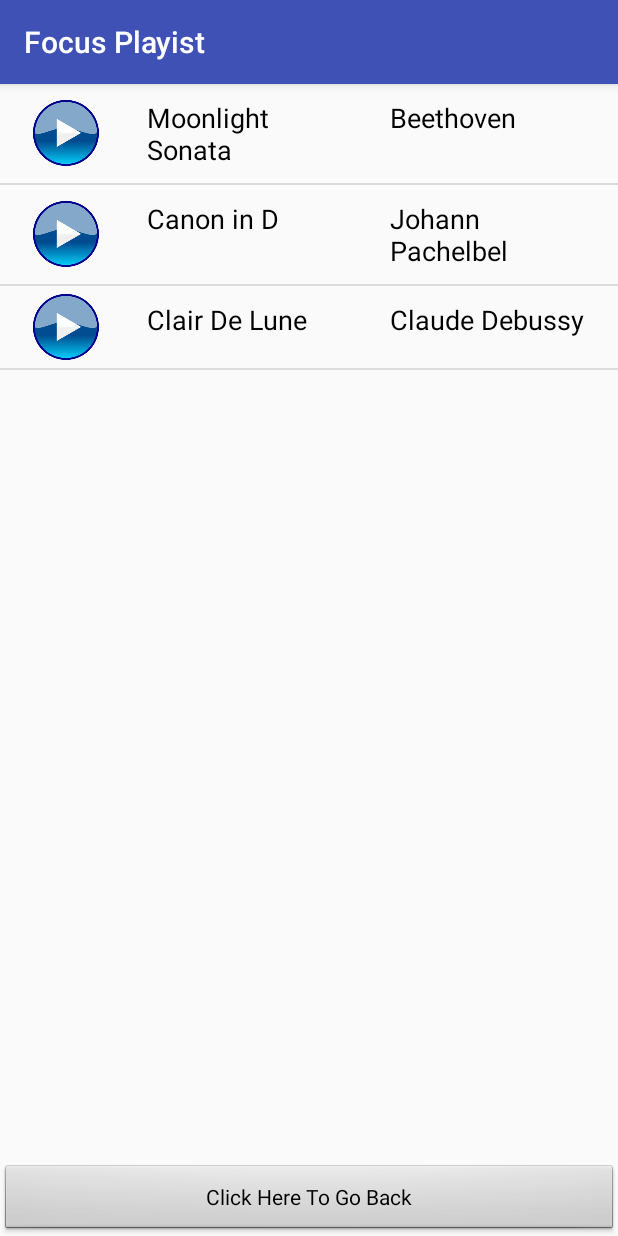
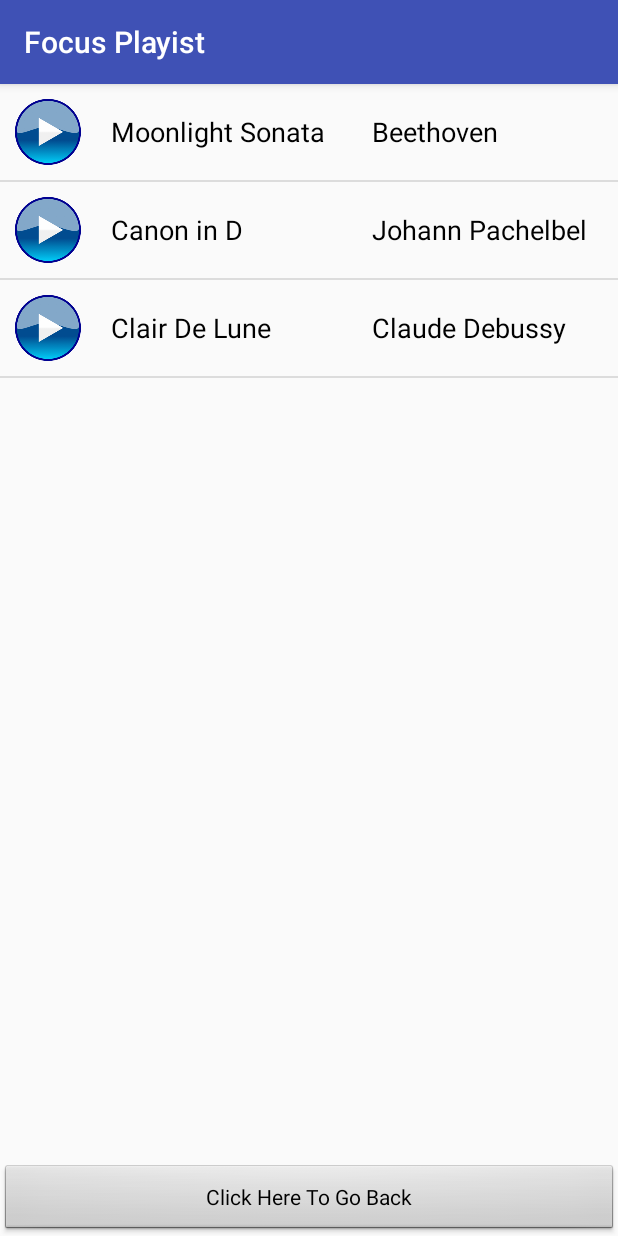
Before and after one commit to hero5jungle/MusicalApp, an Android app: the Focus_Playist screen opened directly, with no data from a screen before it, on a phone screen of 412 x 824 dp. Run offline under Robolectric (Android 15) with nearby library versions, the phone set to English and light mode, and no system bars.

Commit message:
Update the FocusTextStyle

```diff
--- a/app/src/main/res/layout/activity_focus__playist.xml
+++ b/app/src/main/res/layout/activity_focus__playist.xml
@@ -8,10 +8,10 @@
 
     <ImageView
         android:id="@+id/image"
-        android:layout_width="77dp"
+        android:layout_width="44dp"
         android:layout_height="44dp"
         android:layout_gravity="center"
-        android:layout_margin="5dp"
+        android:layout_margin="10dp"
         android:contentDescription="@string/play"
         android:src="@drawable/play_button" />
 
--- a/app/src/main/res/values/styles.xml
+++ b/app/src/main/res/values/styles.xml
@@ -23,6 +23,7 @@
         <item name="android:layout_weight">1</item>
         <item name="android:textColor">#000000</item>
         <item name="android:layout_margin">10dp</item>
+        <item name="android:layout_gravity">center</item>
     </style>
 
 
```
